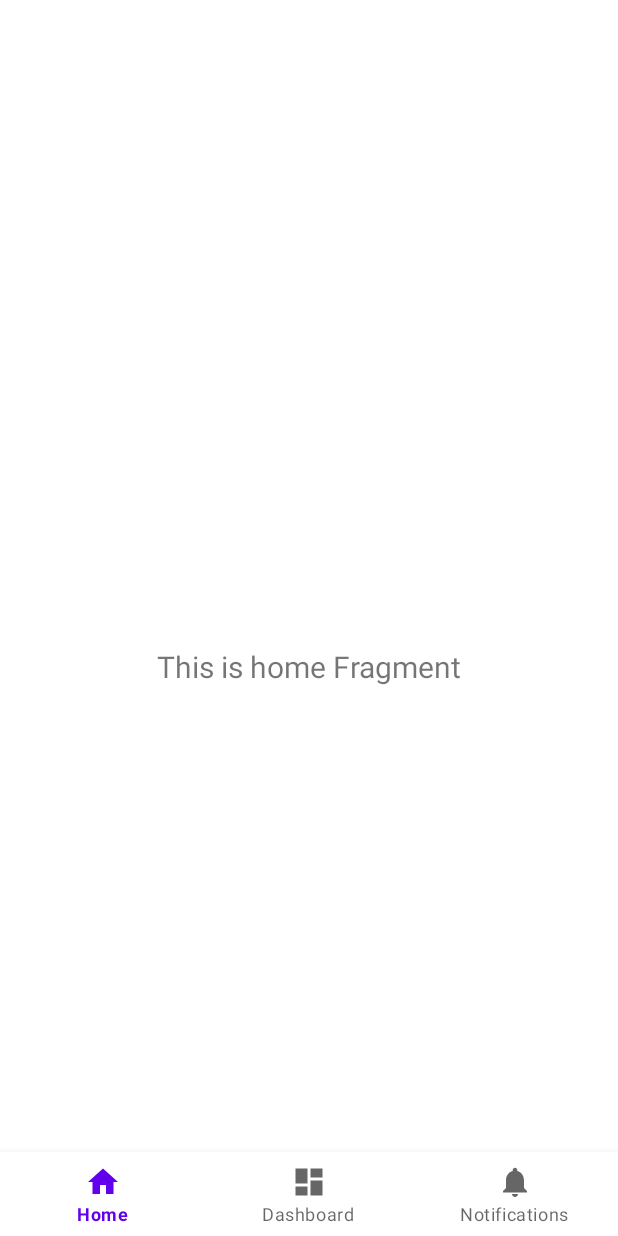
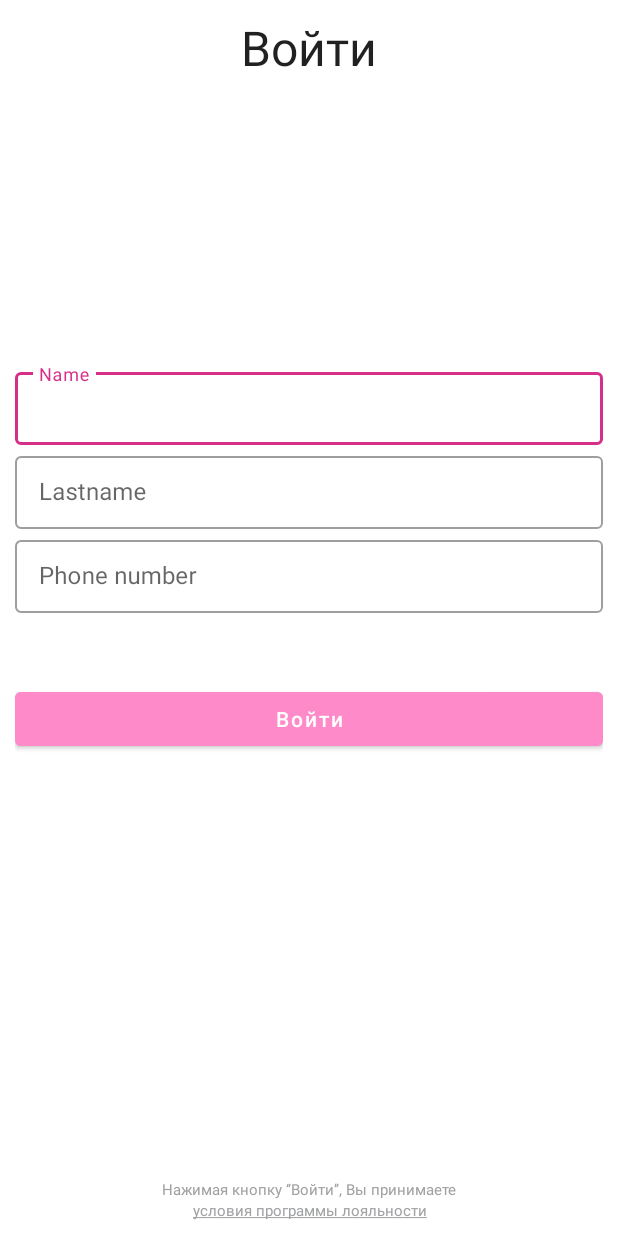
Before and after one commit to Livmasss/EffectiveMobileTestApp, an Android app: the screen it shows after launch (MainActivity before the commit, AuthorizationActivity after it), on a phone screen of 412 x 824 dp. Run offline under Robolectric (Android 15) with nearby library versions, the phone set to English and light mode, and no system bars.

Commit message:
AuthorizationActivity created; Theme styled.

```diff
--- a/app/src/main/AndroidManifest.xml
+++ b/app/src/main/AndroidManifest.xml
@@ -13,15 +13,18 @@
         android:theme="@style/Theme.EffectiveMobileTestApp"
         tools:targetApi="31">
         <activity
-            android:name=".MainActivity"
-            android:exported="true"
-            android:label="@string/app_name">
+            android:name=".AuthorizationActivity"
+            android:exported="true">
             <intent-filter>
                 <action android:name="android.intent.action.MAIN" />
 
                 <category android:name="android.intent.category.LAUNCHER" />
             </intent-filter>
         </activity>
+
+        <activity android:name=".MainActivity"
+            android:exported="true">
+        </activity>
     </application>
 
 </manifest>
--- /dev/null
+++ b/app/src/main/java/com/livmas/effective_mobile_test_app/AuthorizationActivity.kt
@@ -0,0 +1,17 @@
+package com.livmas.effective_mobile_test_app
+
+import android.os.Bundle
+import androidx.appcompat.app.AppCompatActivity
+import com.livmas.effective_mobile_test_app.databinding.ActivityAuthorizationBinding
+
+class AuthorizationActivity : AppCompatActivity() {
+
+    private lateinit var binding: ActivityAuthorizationBinding
+
+    override fun onCreate(savedInstanceState: Bundle?) {
+        super.onCreate(savedInstanceState)
+
+        binding = ActivityAuthorizationBinding.inflate(layoutInflater)
+        setContentView(binding.root)
+    }
+}
--- /dev/null
+++ b/app/src/main/res/drawable/ic_clear_text.xml
@@ -0,0 +1,25 @@
+<vector xmlns:android="http://schemas.android.com/apk/res/android"
+    android:width="23dp"
+    android:height="22dp"
+    android:viewportWidth="23"
+    android:viewportHeight="22">
+  <path
+      android:pathData="M5.854,1.146C5.658,0.951 5.342,0.951 5.146,1.146C4.951,1.342 4.951,1.658 5.146,1.854L10.793,7.5L5.146,13.146C4.951,13.342 4.951,13.658 5.146,13.854C5.342,14.049 5.658,14.049 5.854,13.854L11.5,8.207L17.146,13.854C17.342,14.049 17.658,14.049 17.854,13.854C18.049,13.658 18.049,13.342 17.854,13.146L12.207,7.5L17.854,1.854C18.049,1.658 18.049,1.342 17.854,1.146C17.658,0.951 17.342,0.951 17.146,1.146L11.5,6.793L5.854,1.146Z"
+      android:fillColor="#333333"
+      android:fillType="evenOdd"/>
+  <path
+      android:strokeWidth="1"
+      android:pathData="M5.854,1.146C5.658,0.951 5.342,0.951 5.146,1.146C4.951,1.342 4.951,1.658 5.146,1.854L10.793,7.5L5.146,13.146C4.951,13.342 4.951,13.658 5.146,13.854C5.342,14.049 5.658,14.049 5.854,13.854L11.5,8.207L17.146,13.854C17.342,14.049 17.658,14.049 17.854,13.854C18.049,13.658 18.049,13.342 17.854,13.146L12.207,7.5L17.854,1.854C18.049,1.658 18.049,1.342 17.854,1.146C17.658,0.951 17.342,0.951 17.146,1.146L11.5,6.793L5.854,1.146Z"
+      android:fillColor="#00000000"
+      android:fillType="evenOdd"
+      android:strokeColor="#000000"
+      android:strokeLineCap="round"/>
+  <path
+      android:strokeWidth="1"
+      android:pathData="M5.854,1.146C5.658,0.951 5.342,0.951 5.146,1.146C4.951,1.342 4.951,1.658 5.146,1.854L10.793,7.5L5.146,13.146C4.951,13.342 4.951,13.658 5.146,13.854C5.342,14.049 5.658,14.049 5.854,13.854L11.5,8.207L17.146,13.854C17.342,14.049 17.658,14.049 17.854,13.854C18.049,13.658 18.049,13.342 17.854,13.146L12.207,7.5L17.854,1.854C18.049,1.658 18.049,1.342 17.854,1.146C17.658,0.951 17.342,0.951 17.146,1.146L11.5,6.793L5.854,1.146Z"
+      android:strokeAlpha="0.2"
+      android:fillColor="#00000000"
+      android:fillType="evenOdd"
+      android:strokeColor="#000000"
+      android:strokeLineCap="round"/>
+</vector>
--- /dev/null
+++ b/app/src/main/res/layout/activity_authorization.xml
@@ -0,0 +1,103 @@
+<?xml version="1.0" encoding="utf-8"?>
+<LinearLayout xmlns:android="http://schemas.android.com/apk/res/android"
+    xmlns:tools="http://schemas.android.com/tools"
+    android:layout_width="match_parent"
+    android:layout_height="match_parent"
+    xmlns:app="http://schemas.android.com/apk/res-auto"
+    android:fitsSystemWindows="true"
+    tools:context=".AuthorizationActivity"
+
+    android:orientation="vertical"
+    android:gravity="center_horizontal"
+
+    android:padding="10dp">
+
+    <TextView
+        android:layout_width="wrap_content"
+        android:layout_height="wrap_content"
+        android:text="@string/login"
+
+        style="@style/TitleTextViewStyle"/>
+
+    <Space
+        android:layout_width="match_parent"
+        android:layout_height="wrap_content"
+        android:layout_weight="2" />
+
+    <com.google.android.material.textfield.TextInputLayout
+        android:layout_width="match_parent"
+        android:layout_height="wrap_content"
+
+        style="@style/LoginInputStyle">
+
+        <com.google.android.material.textfield.TextInputEditText
+            android:layout_width="match_parent"
+            android:layout_height="wrap_content"
+            android:hint="@string/hint_name" />
+
+    </com.google.android.material.textfield.TextInputLayout>
+
+    <com.google.android.material.textfield.TextInputLayout
+        android:layout_width="match_parent"
+        android:layout_height="wrap_content"
+
+        style="@style/LoginInputStyle">
+
+
+    <com.google.android.material.textfield.TextInputEditText
+            android:layout_width="match_parent"
+            android:layout_height="wrap_content"
+            android:hint="@string/hint_lastname" />
+    </com.google.android.material.textfield.TextInputLayout>
+
+    <com.google.android.material.textfield.TextInputLayout
+        android:layout_width="match_parent"
+        android:layout_height="wrap_content"
+
+        app:prefixText="@string/rus_phone_code"
+
+        style="@style/LoginInputStyle">
+
+    <com.google.android.material.textfield.TextInputEditText
+        android:layout_width="match_parent"
+        android:layout_height="wrap_content"
+        android:hint="@string/hint_phone_number"
+        android:inputType="phone" />
+    </com.google.android.material.textfield.TextInputLayout>
+
+    <Space
+        android:layout_width="match_parent"
+        android:layout_height="wrap_content"
+        android:layout_weight="0.5" />
+
+    <Button
+        android:id="@+id/button"
+        android:layout_width="match_parent"
+        android:layout_height="wrap_content"
+        android:text="@string/login"
+
+        style="@style/ButtonStyle"
+        android:backgroundTint="@color/light_pink"/>
+
+    <Space
+        android:layout_width="match_parent"
+        android:layout_height="wrap_content"
+        android:layout_weight="3" />
+
+    <TextView
+        android:id="@+id/tvLoyalty_0"
+        android:layout_width="match_parent"
+        android:layout_height="wrap_content"
+
+        style="@style/TextViewLoyaltyPr"
+        android:text="@string/loyalty_pr_text_0" />
+    <TextView
+        android:id="@+id/tvLoyalty_1"
+        android:layout_width="match_parent"
+        android:layout_height="wrap_content"
+
+        style="@style/TextViewLoyaltyPr"
+        android:text="@string/loyalty_pr_text_1" />
+
+
+</LinearLayout>
--- a/app/src/main/res/values/colors.xml
+++ b/app/src/main/res/values/colors.xml
@@ -7,4 +7,9 @@
     <color name="teal_700">#FF018786</color>
     <color name="black">#FF000000</color>
     <color name="white">#FFFFFFFF</color>
+
+    <color name="grey">#A0A1A3</color>
+
+    <color name="light_pink">#FFFF8AC9</color>
+    <color name="pink">#FFD62F89</color>
 </resources>
--- a/app/src/main/res/values/strings.xml
+++ b/app/src/main/res/values/strings.xml
@@ -3,4 +3,12 @@
     <string name="title_home">Home</string>
     <string name="title_dashboard">Dashboard</string>
     <string name="title_notifications">Notifications</string>
+    <string name="login">Войти</string>
+    <string name="hint_name">Name</string>
+    <string name="hint_lastname">Lastname</string>
+    <string name="hint_phone_number">Phone number</string>
+    <string name="loyalty_pr_text_0">Нажимая кнопку “Войти”, Вы принимаете</string>
+    <string name="loyalty_pr_text_1"><u>условия программы лояльности</u></string>
+
+    <string name="rus_phone_code">+7</string>
 </resources>
--- /dev/null
+++ b/app/src/main/res/values/styles.xml
@@ -0,0 +1,21 @@
+<?xml version="1.0" encoding="utf-8"?>
+<resources>
+
+    <style name="LoginInputStyle" parent="Widget.MaterialComponents.TextInputLayout.OutlinedBox.Dense">
+        <item name="android:layout_marginTop">2dp</item>
+
+        <item name="endIconMode">clear_text</item>
+        <item name="endIconDrawable">@drawable/ic_clear_text</item>
+    </style>
+
+    <style name="ButtonStyle">
+        <item name="textAllCaps">false</item>
+        <item name="android:textSize">14sp</item>
+    </style>
+
+    <style name="TextViewLoyaltyPr">
+        <item name="android:textAlignment">center</item>
+        <item name="android:textSize">10sp</item>
+        <item name="android:textColor">#A0A1A3</item>
+    </style>
+</resources>
--- a/app/src/main/res/values/themes.xml
+++ b/app/src/main/res/values/themes.xml
@@ -2,19 +2,30 @@
     <!-- Base application theme. -->
     <style name="Theme.EffectiveMobileTestApp" parent="Theme.Base">
         <!-- Primary brand color. -->
-        <item name="colorPrimary">@color/purple_500</item>
-        <item name="colorPrimaryVariant">@color/purple_700</item>
+        <item name="colorPrimary">@color/pink</item>
+        <item name="colorPrimaryVariant">@color/light_pink</item>
         <item name="colorOnPrimary">@color/white</item>
         <!-- Secondary brand color. -->
         <item name="colorSecondary">@color/teal_200</item>
         <item name="colorSecondaryVariant">@color/teal_700</item>
         <item name="colorOnSecondary">@color/black</item>
         <!-- Status bar color. -->
-        <item name="android:statusBarColor">?attr/colorPrimaryVariant</item>
+        <item name="android:statusBarColor">?attr/colorOnPrimary</item>
+        <item name="android:windowLightStatusBar">true</item>
         <!-- Customize your theme here. -->
     </style>
 
     <style name="Theme.Base" parent="Theme.MaterialComponents.DayNight.NoActionBar">
+        <item name="android:textViewStyle">
+            @style/MainTextViewStyle
+        </item>
+    </style>
 
+    <style name="MainTextViewStyle">
+        <item name="android:textSize">20sp</item>
+    </style>
+
+    <style name="TitleTextViewStyle">
+        <item name="android:textSize">32sp</item>
     </style>
 </resources>
--- a/settings.gradle
+++ b/settings.gradle
@@ -14,3 +14,4 @@ dependencyResolutionManagement {
 }
 rootProject.name = "EffectiveMobileTestApp"
 include ':app'
+include ':app:ui'
--- a/app/build.gradle
+++ b/ui/build.gradle
@@ -1,20 +1,18 @@
 plugins {
-    id 'com.android.application'
+    id 'com.android.library'
     id 'org.jetbrains.kotlin.android'
 }
 
 android {
-    namespace 'com.livmas.effective_mobile_test_app'
+    namespace 'com.livmas.ui'
     compileSdk 34
 
     defaultConfig {
-        applicationId "com.livmas.effective_mobile_test_app"
         minSdk 26
         targetSdk 34
-        versionCode 1
-        versionName "1.0"
 
         testInstrumentationRunner "androidx.test.runner.AndroidJUnitRunner"
+        consumerProguardFiles "consumer-rules.pro"
     }
 
     buildTypes {
@@ -30,26 +28,13 @@ android {
     kotlinOptions {
         jvmTarget = '1.8'
     }
-    buildFeatures {
-        viewBinding true
-    }
 }
 
 dependencies {
-    def nav_version = "2.7.7"
-
-    // Navigation
-    implementation "androidx.navigation:navigation-fragment-ktx:$nav_version"
-    implementation "androidx.navigation:navigation-ui-ktx:$nav_version"
-
-    //ViewModel
-    implementation 'androidx.lifecycle:lifecycle-livedata-ktx:2.7.0'
-    implementation 'androidx.lifecycle:lifecycle-viewmodel-ktx:2.7.0'
 
     implementation 'androidx.core:core-ktx:1.12.0'
     implementation 'androidx.appcompat:appcompat:1.6.1'
     implementation 'com.google.android.material:material:1.11.0'
-    implementation 'androidx.constraintlayout:constraintlayout:2.1.4'
     testImplementation 'junit:junit:4.13.2'
     androidTestImplementation 'androidx.test.ext:junit:1.1.5'
     androidTestImplementation 'androidx.test.espresso:espresso-core:3.5.1'
--- /dev/null
+++ b/ui/src/main/AndroidManifest.xml
@@ -0,0 +1,4 @@
+<?xml version="1.0" encoding="utf-8"?>
+<manifest xmlns:android="http://schemas.android.com/apk/res/android">
+
+</manifest>
```
Also changed, not shown: 5 other files.
